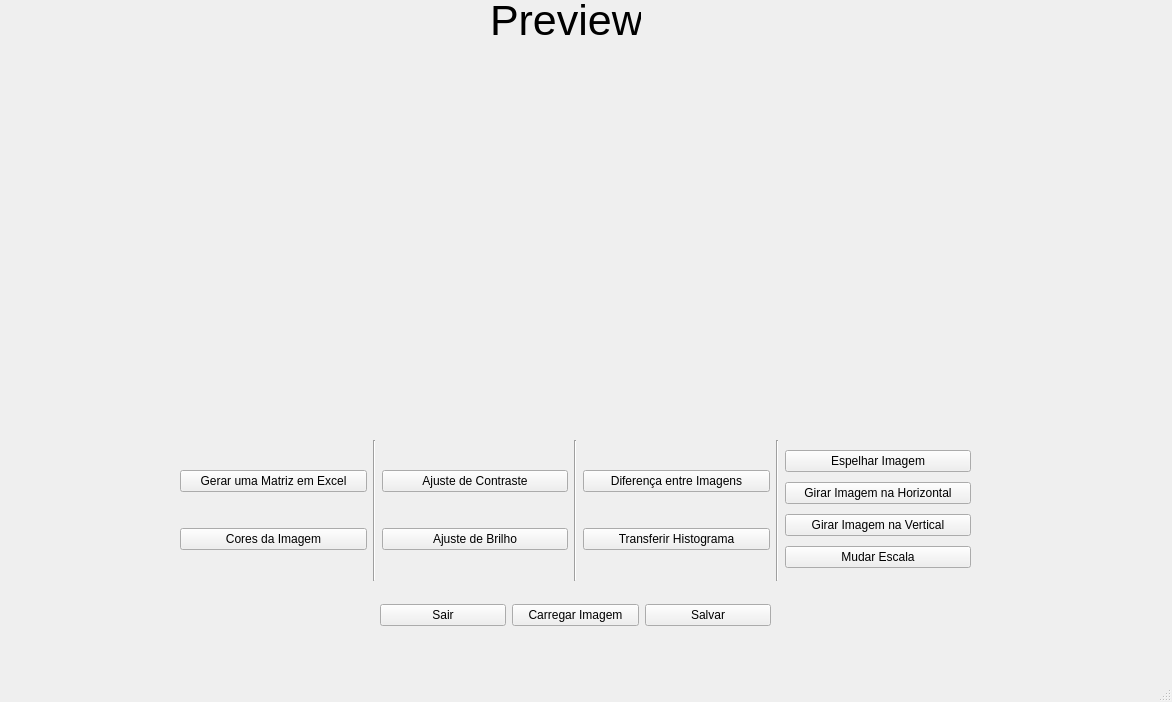
The window that image-processor/form.ui (devmarcosvinicius/image-processor) describes before a commit, drawn with Qt 5.
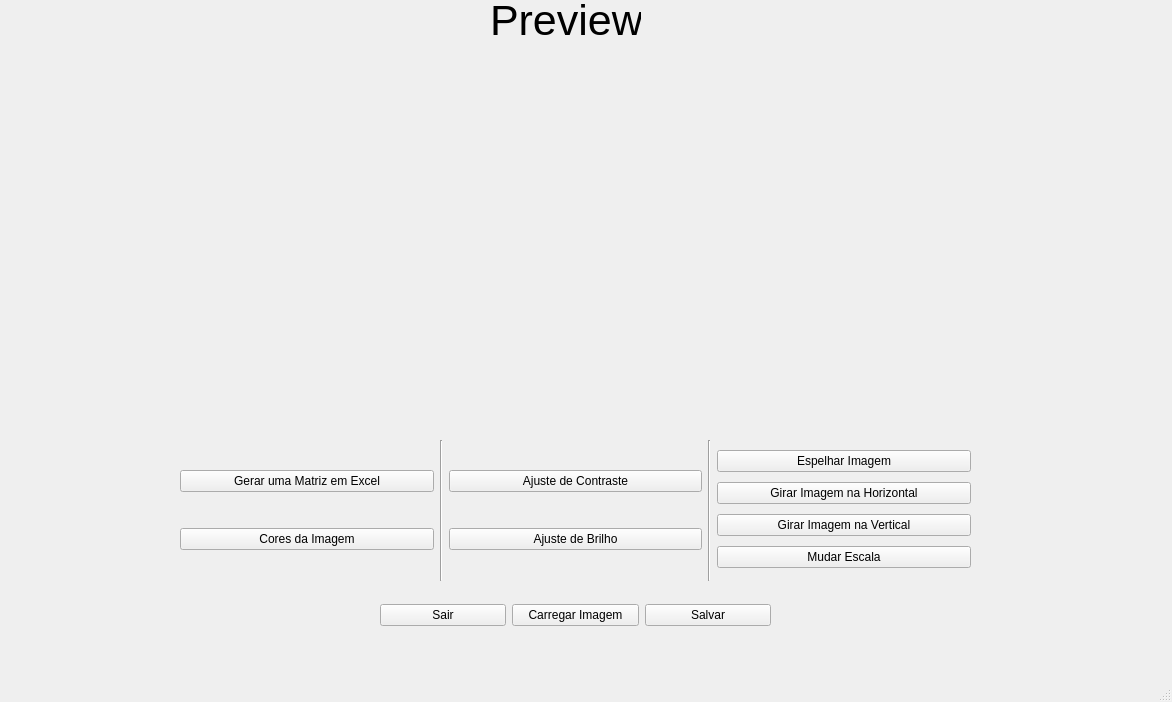
The same window after the commit.

Commit message: feat: implement functions.

The edit to the form file:
```diff
--- a/image-processor/form.ui
+++ b/image-processor/form.ui
@@ -73,31 +73,6 @@
        </item>
       </layout>
      </item>
-     <item>
-      <widget class="Line" name="line_2">
-       <property name="orientation">
-        <enum>Qt::Vertical</enum>
-       </property>
-      </widget>
-     </item>
-     <item>
-      <layout class="QVBoxLayout" name="verticalLayout_3">
-       <item>
-        <widget class="QPushButton" name="difference_button">
-         <property name="text">
-          <string>Diferença entre Imagens</string>
-         </property>
-        </widget>
-       </item>
-       <item>
-        <widget class="QPushButton" name="histogram_button">
-         <property name="text">
-          <string>Transferir Histograma</string>
-         </property>
-        </widget>
-       </item>
-      </layout>
-     </item>
      <item>
       <widget class="Line" name="line_3">
        <property name="orientation">
```
The commit also changes 2 other files.
